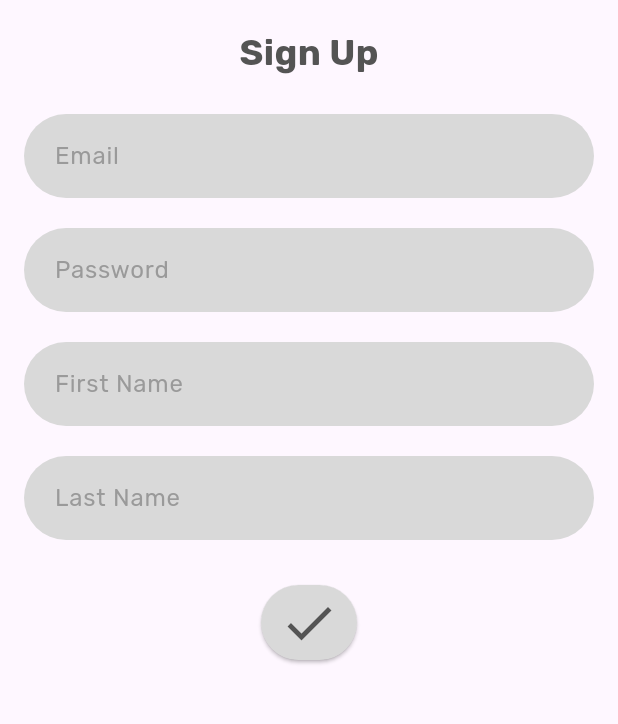
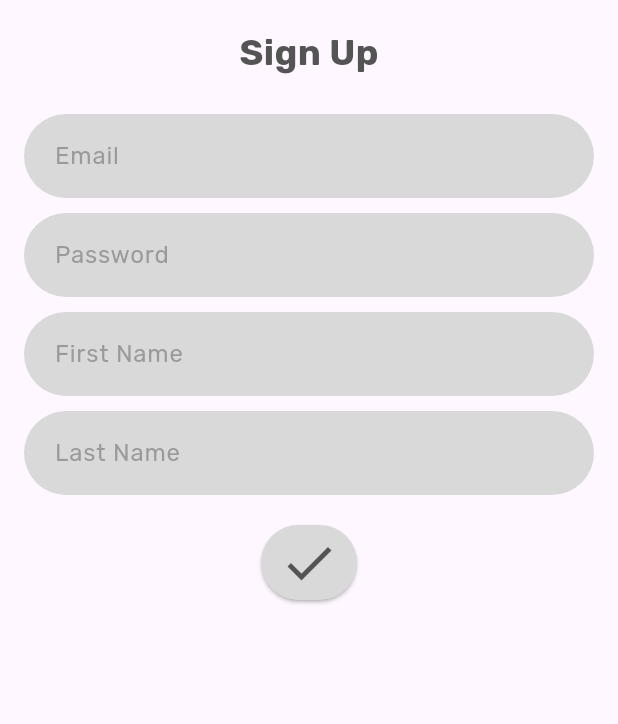
Before and after one commit to whelentyn/chs_sma, a Flutter app: the screen it shows after launch, after a tap on the "done" icon, after a tap on "Don't have an account? Sign up", on a phone screen of 412 x 824 dp, the part 84-808 px from its top. Run offline on Flutter 3.47's test engine with Material 3 defaults, Android fonts, the phone set to English and light mode, and no system bars; our stand-ins replace camera, cloud_firestore, firebase_auth, firebase_core, google_fonts; missing offline and left inert: flutter_tflite; accounts and stored records are empty; project files that could hold a hidden picture were left out.

Commit message:
changes to navigation

```diff
--- a/lib/auth/login_screen.dart
+++ b/lib/auth/login_screen.dart
@@ -81,7 +81,7 @@ class _LoginScreenState extends State<LoginScreen> {
             alignment: Alignment.center,
             child: const Column(
               children: [
-                SizedBox(height: 40),
+                SizedBox(height: 10),
                 Text(
                   "Log In",
                   style: TextStyle(
@@ -95,7 +95,7 @@ class _LoginScreenState extends State<LoginScreen> {
           ),
           Center(
             child: Padding(
-              padding: const EdgeInsets.all(30),
+              padding: const EdgeInsets.all(16.0),
               child: Form(
                 key: _formKey,
                 child: Column(
--- a/lib/auth/signup_screen.dart
+++ b/lib/auth/signup_screen.dart
@@ -145,7 +145,7 @@ class _SignUpScreenState extends State<SignUpScreen> {
                           });
                         },
                       ),
-                      const SizedBox(height: 20),
+                      const SizedBox(height: 10),
                       TextFormField(
                         controller: _passController,
                         obscureText: true,
@@ -168,7 +168,7 @@ class _SignUpScreenState extends State<SignUpScreen> {
                           });
                         },
                       ),
-                      const SizedBox(height: 20),
+                      const SizedBox(height: 10),
                       TextFormField(
                         controller: _firstNameController,
                         keyboardType: TextInputType.name,
@@ -191,7 +191,7 @@ class _SignUpScreenState extends State<SignUpScreen> {
                           });
                         },
                       ),
-                      const SizedBox(height: 20),
+                      const SizedBox(height: 10),
                       TextFormField(
                         controller: _lastNameController,
                         keyboardType: TextInputType.name,
@@ -214,7 +214,7 @@ class _SignUpScreenState extends State<SignUpScreen> {
                           });
                         },
                       ),
-                      const SizedBox(height: 30),
+                      const SizedBox(height: 20),
                       ElevatedButton(
                         onPressed: (){
                           if(_formKey.currentState!.validate()) {
```
Also changed, not shown: lib/main_user/main_page.dart (+12 -0 lines), lib/recipe_handler/ingredients_selector_screen.dart (+22 -3 lines), lib/recipe_handler/recipe_displayer.dart (+22 -3 lines), lib/recipe_handler/recipe_generator.dart (+21 -2 lines).
